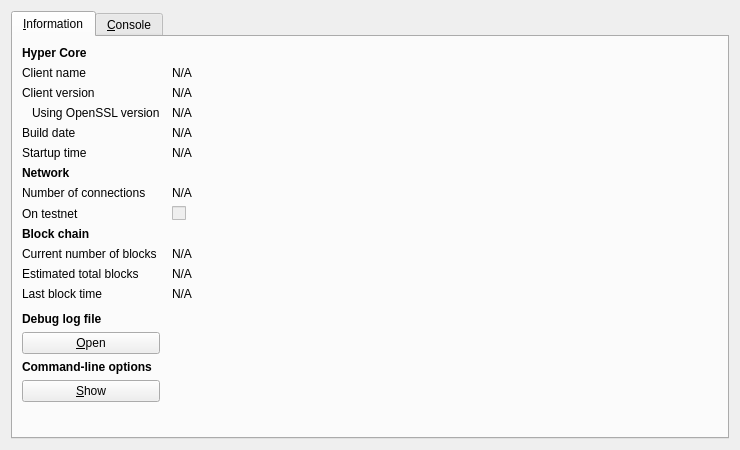
HYPERcrypto/Hyper, file src/qt/forms/rpcconsole.ui: the form before one commit.
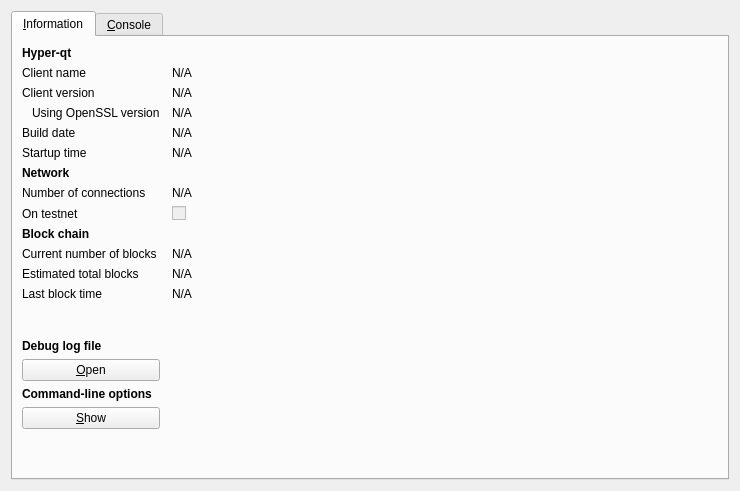
The form after the commit. Icons and pictures are not drawn.

Commit message: updated qt dialogs

```diff
--- a/src/qt/forms/rpcconsole.ui
+++ b/src/qt/forms/rpcconsole.ui
@@ -7,7 +7,7 @@
     <x>0</x>
     <y>0</y>
     <width>740</width>
-    <height>450</height>
+    <height>491</height>
    </rect>
   </property>
   <property name="windowTitle">
@@ -36,7 +36,7 @@
           </font>
          </property>
          <property name="text">
-          <string>Hyper Core</string>
+          <string>Hyper-qt</string>
          </property>
         </widget>
        </item>
```
The commit also changes 5 other files.
